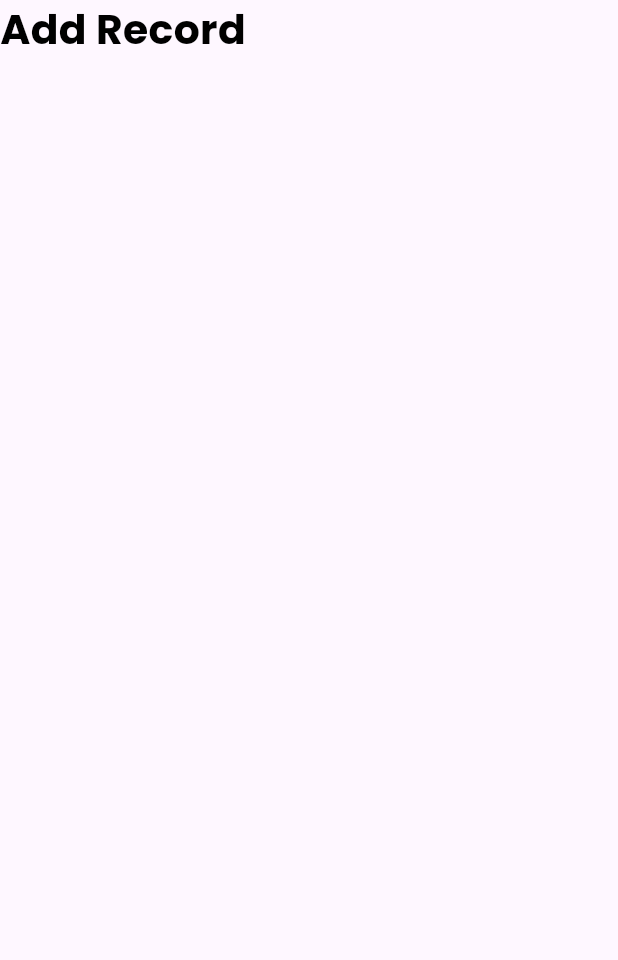
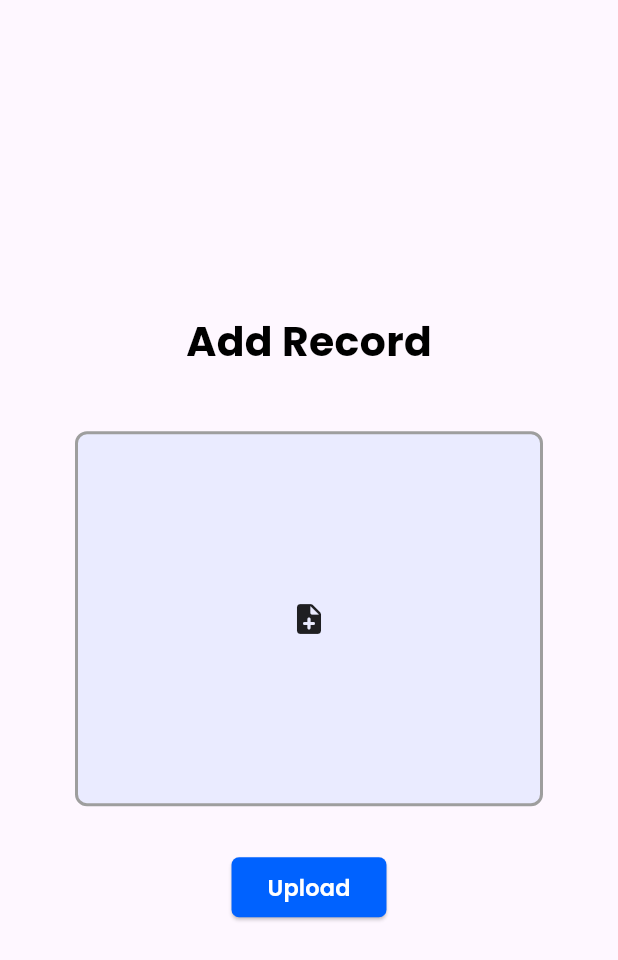
Before and after one commit to neo-0007/HackXetra_init_5, a Flutter app: the AddRecordsPage screen opened by its route, on a phone screen of 412 x 824 dp. Shown: the top 960 px of the screen. Run offline on Flutter 3.47's test engine with Material 3 defaults, Android fonts, the phone set to English and light mode, and no system bars; our stand-ins replace go_router, google_fonts.

Commit message:
feat: complete upload report page ui

```diff
--- a/frontend_mobile/lib/features/healthrecords/view/screens/add_records_page.dart
+++ b/frontend_mobile/lib/features/healthrecords/view/screens/add_records_page.dart
@@ -1,4 +1,5 @@
 import 'package:flutter/material.dart';
+import 'package:frontend_mobile/features/healthrecords/view/widgets/health_record_button.dart';
 import 'package:google_fonts/google_fonts.dart';
 
 class AddRecordsPage extends StatefulWidget {
@@ -12,7 +13,14 @@ class _AddRecordsPageState extends State<AddRecordsPage> {
   @override
   Widget build(BuildContext context) {
     return Scaffold(
-      body: Column(
+      body: Padding(
+        padding: const EdgeInsets.symmetric(horizontal: 30, vertical: 40),
+        child: Column(
+          mainAxisAlignment: MainAxisAlignment.center,
+          crossAxisAlignment: CrossAxisAlignment.center,
+          children: [
+            Row(
+              mainAxisAlignment: MainAxisAlignment.center,
               children: [
                 Text(
                   'Add Record',
@@ -23,6 +31,35 @@ class _AddRecordsPageState extends State<AddRecordsPage> {
                 ),
               ],
             ),
+            const SizedBox(
+              height: 30,
+            ),
+            Padding(
+              padding: const EdgeInsets.all(10.0),
+              child: InkWell(
+                onTap: () {},
+                child: Container(
+
+                  height: 250,
+                  width: MediaQuery.of(context).size.width - 100,
+                  decoration: BoxDecoration(
+                    color: const Color.fromARGB(20, 0, 98, 255),
+                    border: Border.all(width: 2, color: Colors.grey),
+                    borderRadius: BorderRadius.circular(8),
+                  ),
+                  child: const Center(
+                    child: Icon(Icons.note_add_rounded),
+                  ),
+                ),
+              ),
+            ),
+            const SizedBox(
+              height: 20,
+            ),
+            HealthRecordButton(buttonText:'Upload', onPressed: (){})
+          ],
+        ),
+      ),
     );
   }
 }
```
Lines whose indentation alone changed are shown as unchanged.
